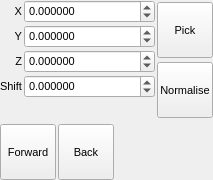
Old version of the form trunk/src/gui/popuptransformshift.ui in the repository trisyoungs/aten.
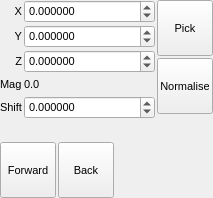
New version of the form. Icons and pictures are not drawn. Custom widgets are drawn as their Qt base class.

Commit message: Added missing functions to TransformFlipPopup, TransformCentrePopup, TransformShiftPopup, TransformRepositionPopup, and TransformTranslatePopup. Removed old PositionWidget from repo. Added options to Grids panel, along with Shift button/popup. Added GridOutline and GridPeriodic commands. Removed GridsWidget.

Patch:
```diff
--- a/trunk/src/gui/popuptransformshift.ui
+++ b/trunk/src/gui/popuptransformshift.ui
@@ -7,7 +7,7 @@
     <x>0</x>
     <y>0</y>
     <width>213</width>
-    <height>180</height>
+    <height>198</height>
    </rect>
   </property>
   <property name="sizePolicy">
@@ -31,7 +31,7 @@
    <property name="spacing">
     <number>2</number>
    </property>
-   <item row="0" column="2" rowspan="5">
+   <item row="0" column="2" rowspan="6">
     <layout class="QVBoxLayout" name="verticalLayout">
      <item>
       <widget class="QToolButton" name="PickButton">
@@ -48,7 +48,7 @@
         </size>
        </property>
        <property name="toolTip">
-        <string>Define from current selection</string>
+        <string>Pick shift vector from two atoms</string>
        </property>
        <property name="text">
         <string>Pick</string>
@@ -92,7 +92,7 @@
         </size>
        </property>
        <property name="toolTip">
-        <string>Define from current selection</string>
+        <string>Normalise the current shift vector</string>
        </property>
        <property name="text">
         <string>Normalise</string>
@@ -121,8 +121,56 @@
        </property>
       </widget>
      </item>
+     <item>
+      <spacer name="verticalSpacer">
+       <property name="orientation">
+        <enum>Qt::Vertical</enum>
+       </property>
+       <property name="sizeHint" stdset="0">
+        <size>
+         <width>20</width>
+         <height>1</height>
+        </size>
+       </property>
+      </spacer>
+     </item>
     </layout>
    </item>
+   <item row="1" column="1">
+    <widget class="TExponentialSpin" name="YSpin">
+     <property name="sizePolicy">
+      <sizepolicy hsizetype="Expanding" vsizetype="Fixed">
+       <horstretch>0</horstretch>
+       <verstretch>0</verstretch>
+      </sizepolicy>
+     </property>
+     <property name="decimals">
+      <number>6</number>
+     </property>
+     <property name="minimum">
+      <double>-1000000.000000000000000</double>
+     </property>
+     <property name="maximum">
+      <double>1000000.000000000000000</double>
+     </property>
+    </widget>
+   </item>
+   <item row="1" column="0">
+    <widget class="QLabel" name="label_40">
+     <property name="sizePolicy">
+      <sizepolicy hsizetype="Minimum" vsizetype="Preferred">
+       <horstretch>0</horstretch>
+       <verstretch>0</verstretch>
+      </sizepolicy>
+     </property>
+     <property name="text">
+      <string>Y</string>
+     </property>
+     <property name="alignment">
+      <set>Qt::AlignRight|Qt::AlignTrailing|Qt::AlignVCenter</set>
+     </property>
+    </widget>
+   </item>
    <item row="0" column="1">
     <widget class="TExponentialSpin" name="XSpin">
      <property name="sizePolicy">
@@ -142,25 +190,6 @@
      </property>
     </widget>
    </item>
-   <item row="3" column="1">
-    <widget class="TExponentialSpin" name="ShiftSpin">
-     <property name="sizePolicy">
-      <sizepolicy hsizetype="Expanding" vsizetype="Fixed">
-       <horstretch>0</horstretch>
-       <verstretch>0</verstretch>
-      </sizepolicy>
-     </property>
-     <property name="decimals">
-      <number>6</number>
-     </property>
-     <property name="minimum">
-      <double>-1000000.000000000000000</double>
-     </property>
-     <property name="maximum">
-      <double>1000000.000000000000000</double>
-     </property>
-    </widget>
-   </item>
    <item row="0" column="0">
     <widget class="QLabel" name="label_42">
      <property name="sizePolicy">
@@ -177,54 +206,6 @@
      </property>
     </widget>
    </item>
-   <item row="3" column="0">
-    <widget class="QLabel" name="label_43">
-     <property name="sizePolicy">
-      <sizepolicy hsizetype="Minimum" vsizetype="Preferred">
-       <horstretch>0</horstretch>
-       <verstretch>0</verstretch>
-      </sizepolicy>
-     </property>
-     <property name="text">
-      <string>Shift</string>
-     </property>
-    </widget>
-   </item>
-   <item row="1" column="0">
-    <widget class="QLabel" name="label_40">
-     <property name="sizePolicy">
-      <sizepolicy hsizetype="Minimum" vsizetype="Preferred">
-       <horstretch>0</horstretch>
-       <verstretch>0</verstretch>
-      </sizepolicy>
-     </property>
-     <property name="text">
-      <string>Y</string>
-     </property>
-     <property name="alignment">
-      <set>Qt::AlignRight|Qt::AlignTrailing|Qt::AlignVCenter</set>
-     </property>
-    </widget>
-   </item>
-   <item row="1" column="1">
-    <widget class="TExponentialSpin" name="YSpin">
-     <property name="sizePolicy">
-      <sizepolicy hsizetype="Expanding" vsizetype="Fixed">
-       <horstretch>0</horstretch>
-       <verstretch>0</verstretch>
-      </sizepolicy>
-     </property>
-     <property name="decimals">
-      <number>6</number>
-     </property>
-     <property name="minimum">
-      <double>-1000000.000000000000000</double>
-     </property>
-     <property name="maximum">
-      <double>1000000.000000000000000</double>
-     </property>
-    </widget>
-   </item>
    <item row="2" column="0">
     <widget class="QLabel" name="label_41">
      <property name="sizePolicy">
@@ -260,7 +241,7 @@
      </property>
     </widget>
    </item>
-   <item row="5" column="0" colspan="3">
+   <item row="6" column="0" colspan="3">
     <layout class="QHBoxLayout" name="horizontalLayout_2">
      <item>
       <widget class="QToolButton" name="ForwardButton">
@@ -277,14 +258,14 @@
         </size>
        </property>
        <property name="toolTip">
-        <string>Define from current selection</string>
+        <string>Move the current atom selection along the defined vector</string>
        </property>
        <property name="text">
         <string>Forward</string>
        </property>
        <property name="icon">
         <iconset resource="icons.qrc">
-         <normaloff>:/basic/icons/basic_plus.svg</normaloff>:/basic/icons/basic_plus.svg</iconset>
+         <normaloff>:/arrows/icons/arrow_in.svg</normaloff>:/arrows/icons/arrow_in.svg</iconset>
        </property>
        <property name="iconSize">
         <size>
@@ -321,14 +302,14 @@
         </size>
        </property>
        <property name="toolTip">
-        <string>Define from current selection</string>
+        <string>Move the current atom selection backwards along the defined vector</string>
        </property>
        <property name="text">
         <string>Back</string>
        </property>
        <property name="icon">
         <iconset resource="icons.qrc">
-         <normaloff>:/basic/icons/basic_minus.svg</normaloff>:/basic/icons/basic_minus.svg</iconset>
+         <normaloff>:/arrows/icons/arrow_out.svg</normaloff>:/arrows/icons/arrow_out.svg</iconset>
        </property>
        <property name="iconSize">
         <size>
@@ -365,6 +346,67 @@
      </item>
     </layout>
    </item>
+   <item row="4" column="0">
+    <widget class="QLabel" name="label_43">
+     <property name="sizePolicy">
+      <sizepolicy hsizetype="Minimum" vsizetype="Preferred">
+       <horstretch>0</horstretch>
+       <verstretch>0</verstretch>
+      </sizepolicy>
+     </property>
+     <property name="text">
+      <string>Shift</string>
+     </property>
+    </widget>
+   </item>
+   <item row="4" column="1">
+    <widget class="TExponentialSpin" name="ShiftSpin">
+     <property name="sizePolicy">
+      <sizepolicy hsizetype="Expanding" vsizetype="Fixed">
+       <horstretch>0</horstretch>
+       <verstretch>0</verstretch>
+      </sizepolicy>
+     </property>
+     <property name="toolTip">
+      <string>Units to step along shift vector in a single move</string>
+     </property>
+     <property name="decimals">
+      <number>6</number>
+     </property>
+     <property name="minimum">
+      <double>-1000000.000000000000000</double>
+     </property>
+     <property name="maximum">
+      <double>1000000.000000000000000</double>
+     </property>
+    </widget>
+   </item>
+   <item row="3" column="0">
+    <widget class="QLabel" name="label_44">
+     <property name="sizePolicy">
+      <sizepolicy hsizetype="Minimum" vsizetype="Preferred">
+       <horstretch>0</horstretch>
+       <verstretch>0</verstretch>
+      </sizepolicy>
+     </property>
+     <property name="text">
+      <string>Mag</string>
+     </property>
+    </widget>
+   </item>
+   <item row="3" column="1">
+    <widget class="QLabel" name="MagnitudeLabel">
+     <property name="sizePolicy">
+      <sizepolicy hsizetype="Minimum" vsizetype="Preferred">
+       <horstretch>0</horstretch>
+       <verstretch>0</verstretch>
+      </sizepolicy>
+     </property>
+     <property name="text">
+      <string>0.0</string>
+     </property>
+    </widget>
+   </item>
   </layout>
  </widget>
  <customwidgets>
```
The commit also changes 53 other files.
